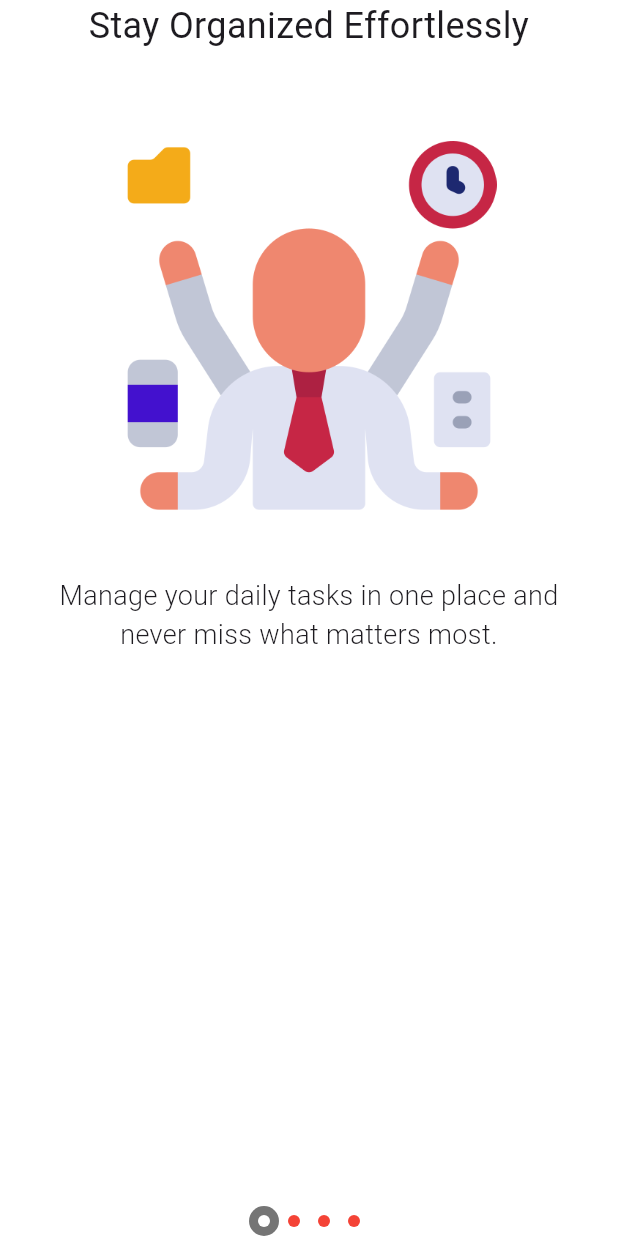
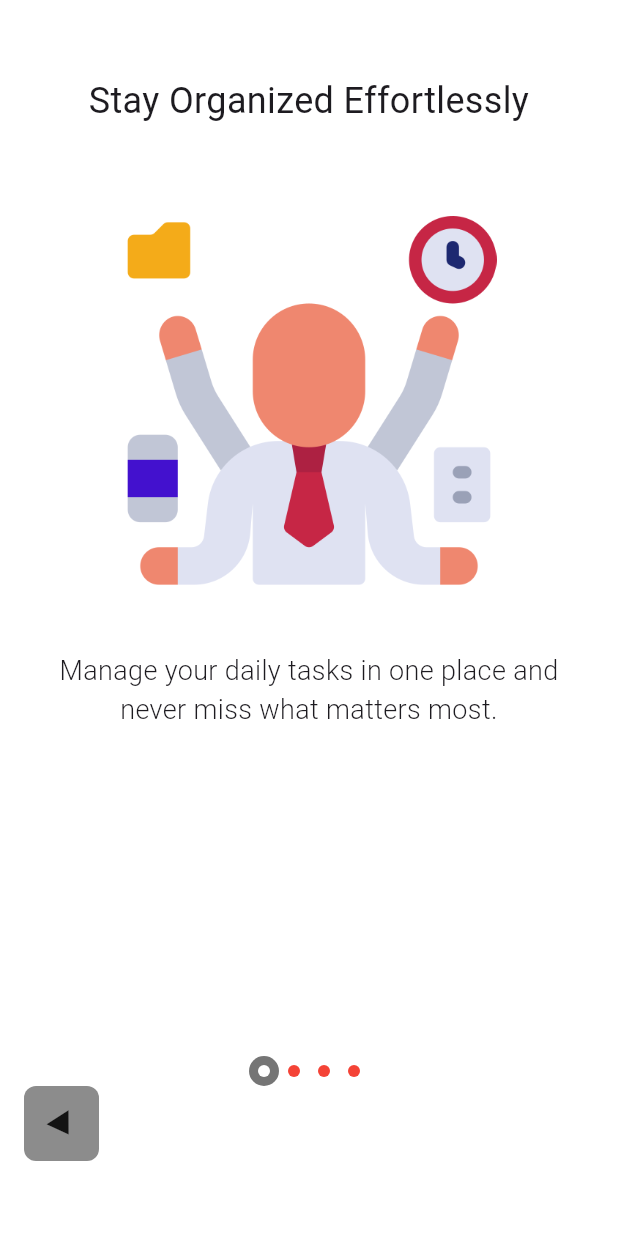
Before and after one commit to Ratndeep1999/to_do_app, a Flutter app: the OnboardingScreen screen opened directly, on a phone screen of 412 x 824 dp. Run offline on Flutter 3.47's test engine with Material 3 defaults, Android fonts, the phone set to English and light mode, and no system bars.

Commit message:
onboarding_screen.dart: In bottom section Left Button add.

```diff
--- a/lib/features/onboarding/screens/onboarding_screen.dart
+++ b/lib/features/onboarding/screens/onboarding_screen.dart
@@ -31,7 +31,7 @@ class _OnboardingScreenState extends State<OnboardingScreen> {
     return Scaffold(
       backgroundColor: Colors.white,
       body: Padding(
-        padding: const EdgeInsets.only(left: 16.0, right: 16.0),
+        padding: const EdgeInsets.symmetric(vertical: 50.0, horizontal: 16.0),
         child: Column(
           children: [
             /// Onboarding Item Widget
@@ -45,6 +45,32 @@ class _OnboardingScreenState extends State<OnboardingScreen> {
             DotIndicatorWidget(pageIndex: _pageIndex),
 
             /// Bottom Section
+            Row(
+              children: [
+                /// Left Button
+                InkWell(
+                  onTap: () {},
+                  splashColor: Colors.white,
+                  child: SizedBox(
+                    height: 50,
+                    width: 50,
+                    child: DecoratedBox(
+                      decoration: BoxDecoration(
+                        color: Colors.black45,
+                        borderRadius: BorderRadius.circular(8.0),
+                      ),
+                      child: Transform.rotate(
+                        angle: 1,
+                        child: Icon(Icons.play_arrow, size: 30),
+                      ),
+                    ),
+                  ),
+                ),
+
+                /// Skip Button
+                /// Right Button
+              ],
+            ),
           ],
         ),
       ),
```
